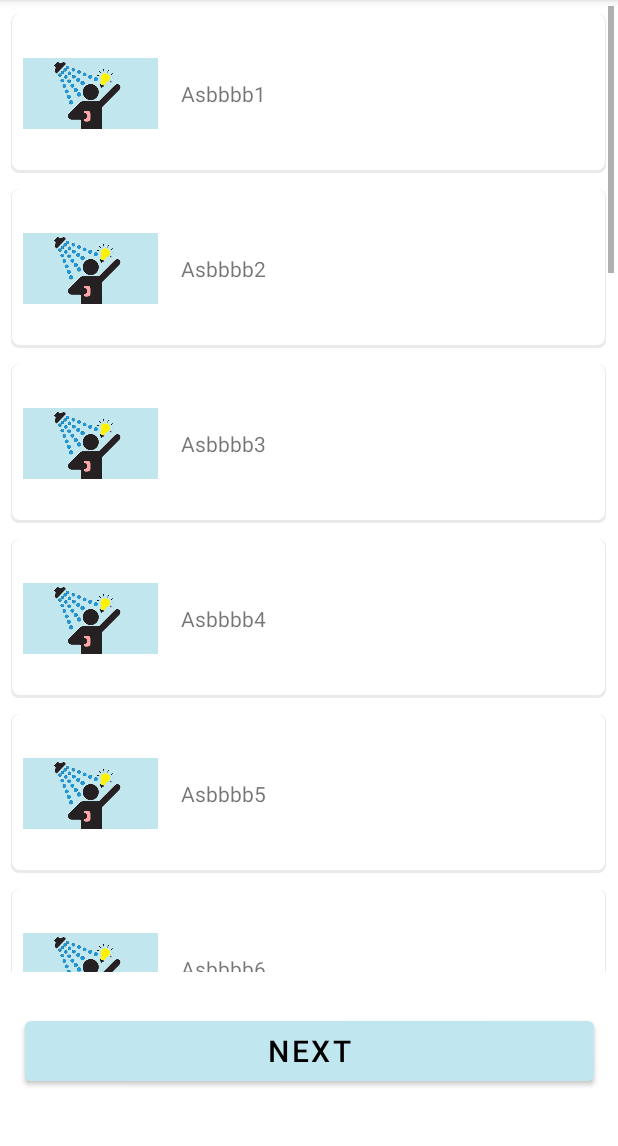
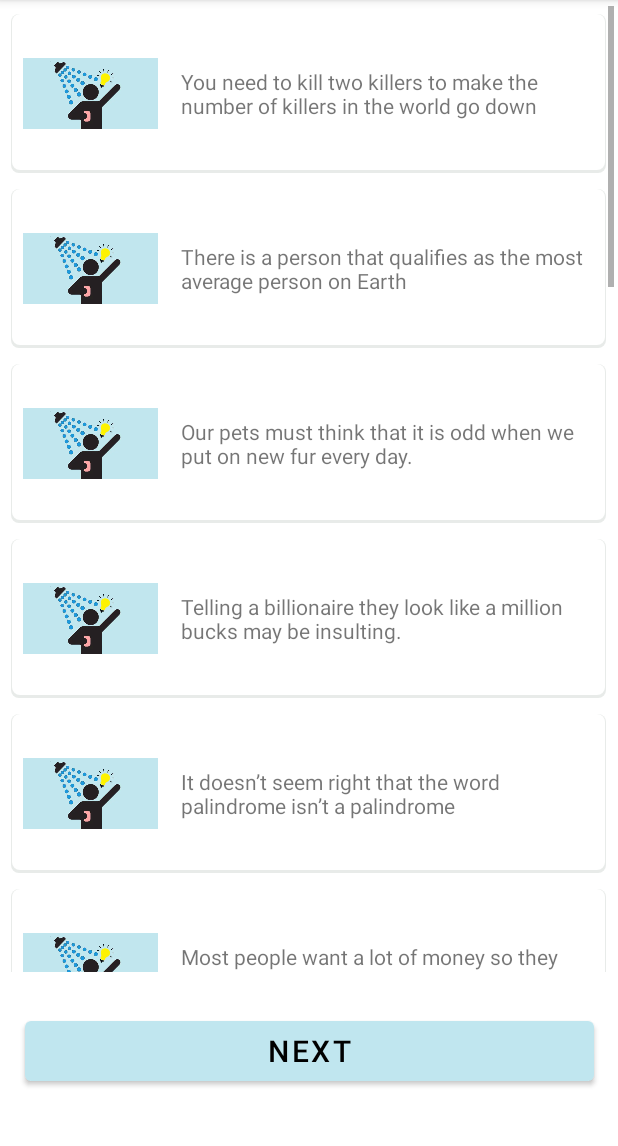
Before and after one commit to ETS-Android2/MemeorShower, an Android app: the TextTemplate screen opened directly, with no data from a screen before it, on a phone screen of 412 x 824 dp, the part 84-1230 px from its top. Run offline under Robolectric (Android 15) with nearby library versions, the phone set to English and light mode, and no system bars.

Commit message:
Add showerthoughts to TextTemplate

```diff
--- a/app/src/main/java/com/example/memeorshower/ImageTemplateAdapter.kt
+++ b/app/src/main/java/com/example/memeorshower/ImageTemplateAdapter.kt
@@ -1,11 +1,13 @@
 package com.example.memeorshower
 
 import android.content.Context
+import android.content.Intent
 import android.view.LayoutInflater
 import android.view.View
 import android.view.ViewGroup
 import android.widget.ImageView
 import android.widget.TextView
+import androidx.core.content.ContextCompat.startActivity
 import androidx.recyclerview.widget.RecyclerView
 
 data class DataModel(
@@ -33,6 +35,7 @@ class ImageTemplateAdapter (var context: Context):
             desc = itemView.findViewById(R.id.text)
         }
 
+
     }
     // Usually involves inflating a layout from XML and returning the holder
     override fun onCreateViewHolder(parent: ViewGroup, viewType: Int): ImageTemplateAdapter.ViewHolder {
--- a/app/src/main/java/com/example/memeorshower/TextTemplate.kt
+++ b/app/src/main/java/com/example/memeorshower/TextTemplate.kt
@@ -23,11 +23,16 @@ class TextTemplate : AppCompatActivity() {
         }
 
 
-        val texts = ArrayList<String>()
+        val texts = listOf("You need to kill two killers to make the number of killers in the world go down" ,"There is a person that qualifies as the most average person on Earth",
+            "Our pets must think that it is odd when we put on new fur every day.","Telling a billionaire they look like a million bucks may be insulting.","It doesn’t seem right that the word palindrome isn’t a palindrome",
+        "Most people want a lot of money so they never have to think about money ever again","There isn’t 1 thing that every single person in the world all agree on","a book is step by step instructions of what to imagine",
+        "You are the only one who knows all of your secrets.", "You can use social media DMs of dead people as a notepad / free storage.","cheese is a loaf of milk","The strangest thing we could find on another planet is other humans",
+        "Someone probably often remembers something stupid you once said.","One day people are going to be shocked they actually allowed smoking in society","It’s unfair that knees get knee caps while elbows don’t","You're the only person who's heard everything you've ever said.",
+        "Cleaning is fun only when no one asks you to do it.","Ketchup doesn’t taste like tomatoes.","If we lived in a perfect world, there'd be no need for doors.")
         val images = ArrayList<Int>()
-        for (i in 1..20) {
-            texts.add("Asbbbb"+ i)
+        for (i in 0..texts.size) {
             images.add(R.drawable.shower_thought)
+//            texts.add("Asbbbb"+ i)
         }
 
         val text_lists = findViewById<View>(R.id.text_list) as RecyclerView
```
